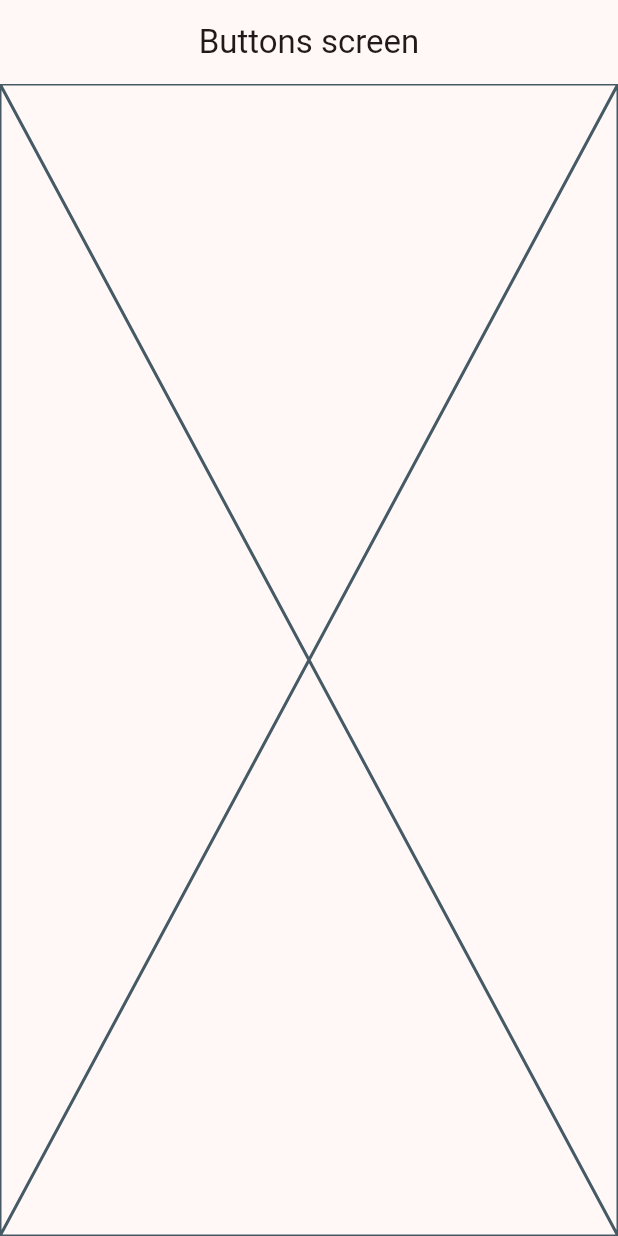
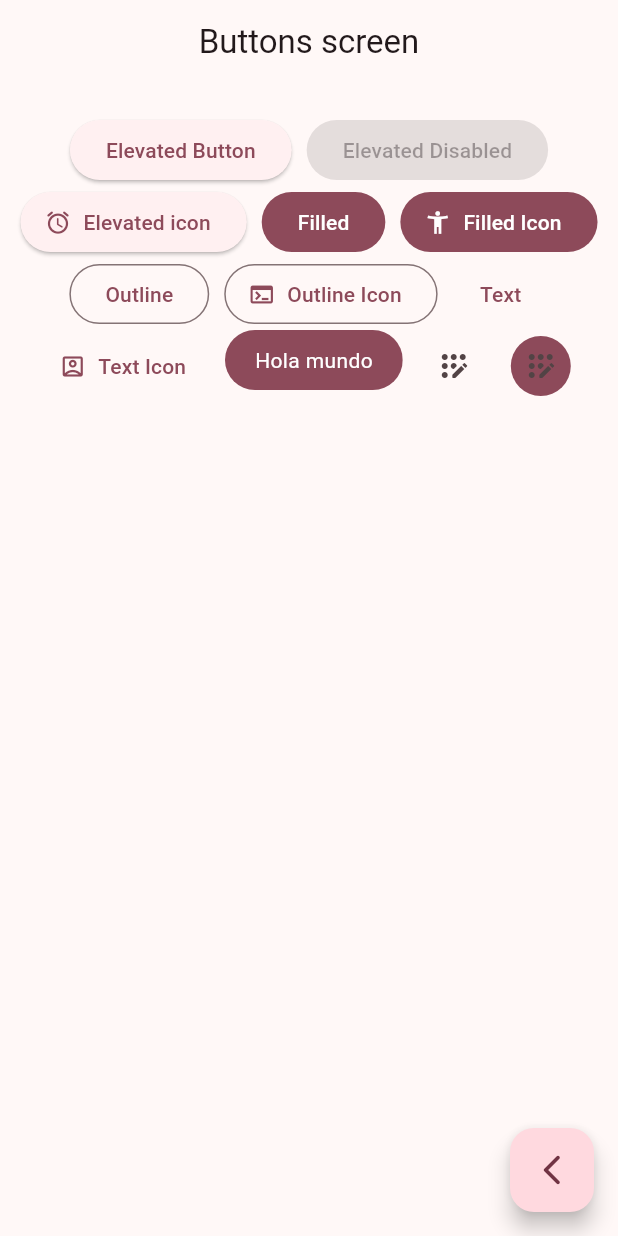
Before and after one commit to valllllll2000/flutter_widgets_app, a Flutter app: the ButtonsScreen screen opened by its route, on a phone screen of 412 x 824 dp. Run offline on Flutter 3.47's test engine with Material 3 defaults, Android fonts, the phone set to English and light mode, and no system bars; our stand-ins replace go_router.

Commit message:
finishes buttons screen

```diff
--- a/lib/presentation/screens/buttons/buttons_screen.dart
+++ b/lib/presentation/screens/buttons/buttons_screen.dart
@@ -1,4 +1,5 @@
 import 'package:flutter/material.dart';
+import 'package:go_router/go_router.dart';
 
 class ButtonsScreen extends StatelessWidget {
   static const name = 'buttons_screen';
@@ -11,7 +12,92 @@ class ButtonsScreen extends StatelessWidget {
       appBar: AppBar(
         title: const Text('Buttons screen'),
       ),
-      body: Placeholder(),
+      body: const _ButtonsView(),
+      floatingActionButton: FloatingActionButton(
+        child: const Icon(Icons.arrow_back_ios_new_rounded),
+        onPressed: () {
+          context.pop();
+        },
+      ),
     );
   }
 }
+
+class _ButtonsView extends StatelessWidget {
+  const _ButtonsView();
+
+  @override
+  Widget build(BuildContext context) {
+    final colors = Theme.of(context).colorScheme;
+    return SizedBox(
+      width: double.infinity,
+      child: Padding(
+        padding: const EdgeInsets.symmetric(horizontal: 10, vertical: 20),
+        child: Wrap(
+          spacing: 10,
+          alignment: WrapAlignment.center,
+          children: [
+            ElevatedButton(
+                onPressed: () {}, child: const Text('Elevated Button')),
+            const ElevatedButton(
+                onPressed: null, child: Text('Elevated Disabled')),
+            ElevatedButton.icon(
+                onPressed: () {},
+                icon: const Icon(Icons.access_alarm_rounded),
+                label: const Text('Elevated icon')),
+            FilledButton(onPressed: () {}, child: const Text('Filled')),
+            FilledButton.icon(
+                onPressed: () {},
+                icon: const Icon(Icons.accessibility_new),
+                label: const Text('Filled Icon')),
+            OutlinedButton(onPressed: () {}, child: const Text('Outline')),
+            OutlinedButton.icon(
+                onPressed: () {},
+                icon: const Icon(Icons.terminal),
+                label: const Text('Outline Icon')),
+            TextButton(onPressed: () {}, child: const Text('Text')),
+            TextButton.icon(
+                onPressed: () {},
+                icon: const Icon(Icons.account_box_outlined),
+                label: const Text('Text Icon')),
+            const CustomButton(),
+            IconButton(
+              onPressed: () {},
+              icon: const Icon(Icons.app_registration_rounded),
+            ),
+            IconButton(
+              onPressed: () {},
+              icon: const Icon(Icons.app_registration_rounded),
+              style: ButtonStyle(
+                  backgroundColor: WidgetStatePropertyAll(colors.primary)),
+            ),
+          ],
+        ),
+      ),
+    );
+  }
+}
+
+class CustomButton extends StatelessWidget {
+  const CustomButton({super.key});
+
+  @override
+  Widget build(BuildContext context) {
+    final colors = Theme.of(context).colorScheme;
+    return ClipRRect(
+      borderRadius: BorderRadius.circular(20),
+      child: Material(
+        color: colors.primary,
+        child: InkWell(
+          onTap: () {},
+          child: const Padding(
+              padding: EdgeInsets.symmetric(horizontal: 20, vertical: 10),
+              child: Text(
+                'Hola mundo',
+                style: TextStyle(color: Colors.white),
+              )),
+        ),
+      ),
+    );
+  }
+}
```
